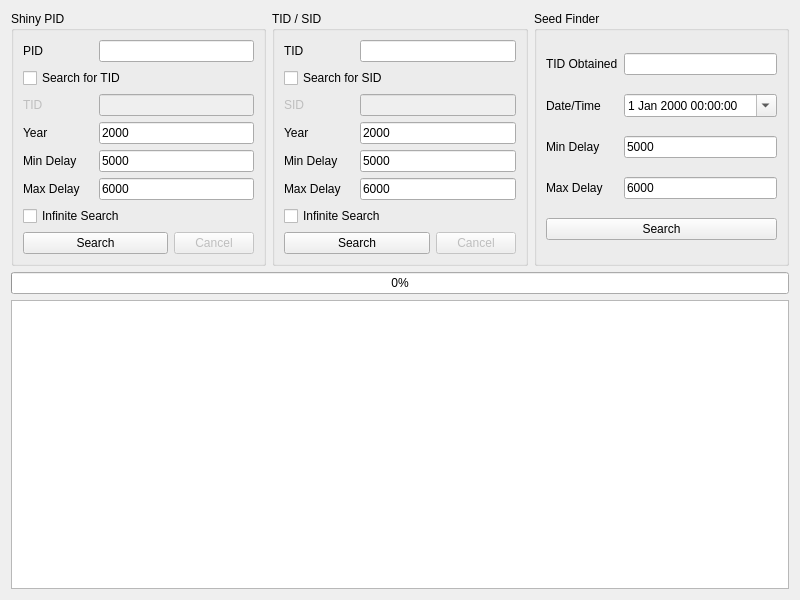
Above: Forms/Gen4/IDs4.ui from Admiral-Fish/PokeFinder before the change. Below: the same form after it.
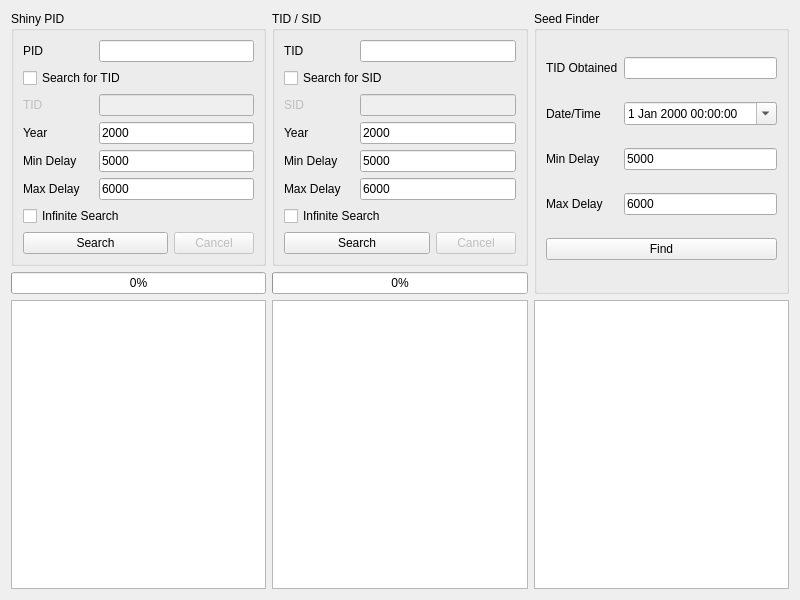
That is the form after the change. Custom widgets are drawn as their Qt base class.

Diff of the .ui file:
```diff
--- a/Forms/Gen4/IDs4.ui
+++ b/Forms/Gen4/IDs4.ui
@@ -282,7 +282,60 @@
      </layout>
     </widget>
    </item>
-   <item row="0" column="2">
+   <item row="1" column="0">
+    <widget class="QProgressBar" name="progressBarShinyPID">
+     <property name="value">
+      <number>0</number>
+     </property>
+    </widget>
+   </item>
+   <item row="1" column="1">
+    <widget class="QProgressBar" name="progressBarTIDSID">
+     <property name="value">
+      <number>0</number>
+     </property>
+    </widget>
+   </item>
+   <item row="2" column="0">
+    <widget class="TableView" name="tableViewShinyPID">
+     <property name="sizePolicy">
+      <sizepolicy hsizetype="Expanding" vsizetype="Expanding">
+       <horstretch>1</horstretch>
+       <verstretch>0</verstretch>
+      </sizepolicy>
+     </property>
+     <attribute name="verticalHeaderVisible">
+      <bool>false</bool>
+     </attribute>
+    </widget>
+   </item>
+   <item row="2" column="1">
+    <widget class="TableView" name="tableViewTIDSID">
+     <property name="sizePolicy">
+      <sizepolicy hsizetype="Expanding" vsizetype="Expanding">
+       <horstretch>1</horstretch>
+       <verstretch>0</verstretch>
+      </sizepolicy>
+     </property>
+     <attribute name="verticalHeaderVisible">
+      <bool>false</bool>
+     </attribute>
+    </widget>
+   </item>
+   <item row="2" column="2">
+    <widget class="TableView" name="tableViewSeedFinder">
+     <property name="sizePolicy">
+      <sizepolicy hsizetype="Expanding" vsizetype="Expanding">
+       <horstretch>1</horstretch>
+       <verstretch>0</verstretch>
+      </sizepolicy>
+     </property>
+     <attribute name="verticalHeaderVisible">
+      <bool>false</bool>
+     </attribute>
+    </widget>
+   </item>
+   <item row="0" column="2" rowspan="2">
     <widget class="QGroupBox" name="groupBoxSeedFinder">
      <property name="sizePolicy">
       <sizepolicy hsizetype="Preferred" vsizetype="Preferred">
@@ -369,27 +422,13 @@
       <item row="4" column="0" colspan="2">
        <widget class="QPushButton" name="pushButtonSeedFinderSearch">
         <property name="text">
-         <string>Search</string>
+         <string>Find</string>
         </property>
        </widget>
       </item>
      </layout>
     </widget>
    </item>
-   <item row="2" column="0" colspan="3">
-    <widget class="TableView" name="tableView">
-     <attribute name="verticalHeaderVisible">
-      <bool>false</bool>
-     </attribute>
-    </widget>
-   </item>
-   <item row="1" column="0" colspan="3">
-    <widget class="QProgressBar" name="progressBar">
-     <property name="value">
-      <number>0</number>
-     </property>
-    </widget>
-   </item>
   </layout>
  </widget>
  <customwidgets>
```
Left out of the diff: 2 changed lines with no effect on the pictures.
